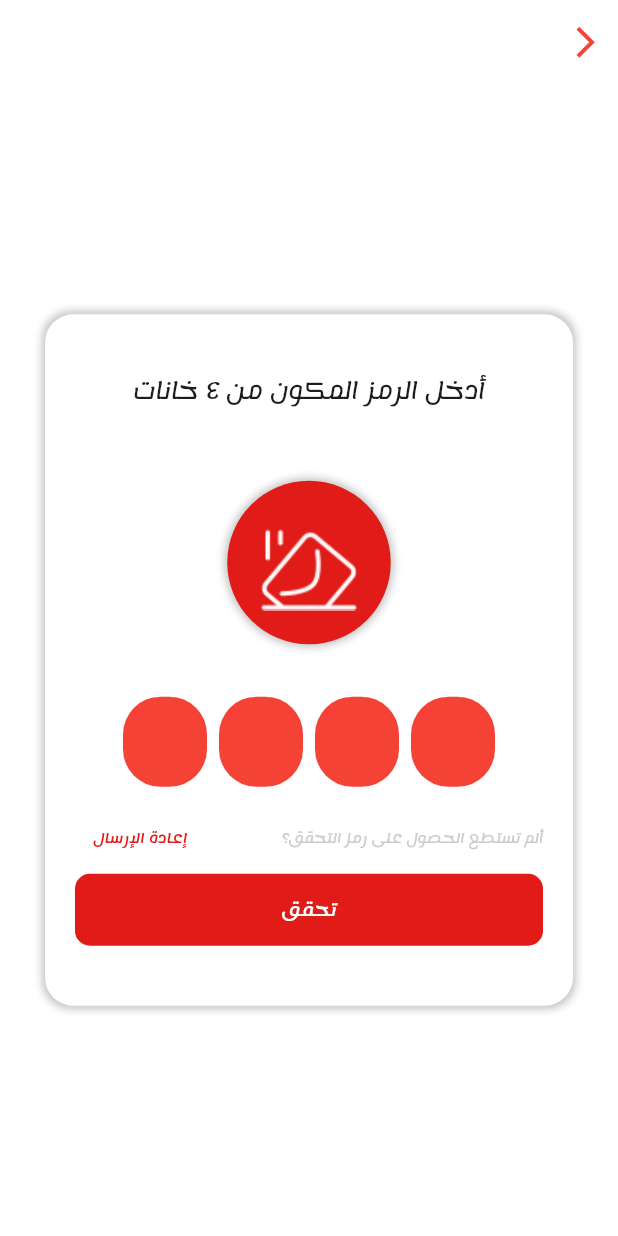
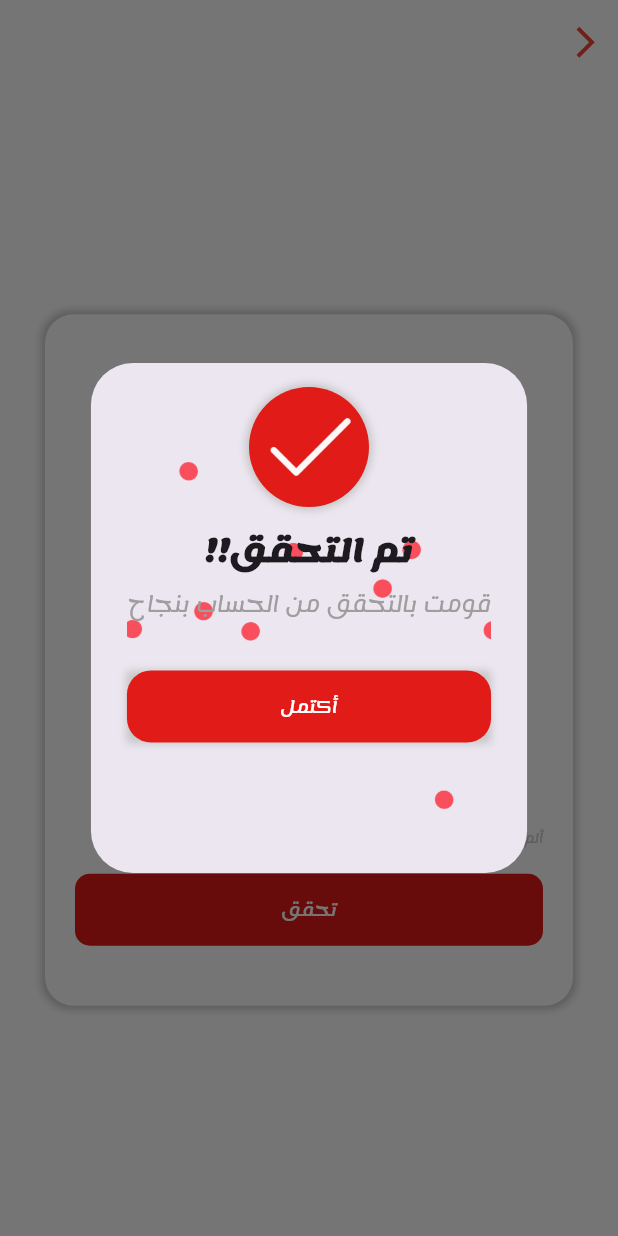
Before and after one commit to alaa2024Mandour/saveAlife_2024, a Flutter app: the EnterCode screen opened directly, after a tap on "تحقق", on a phone screen of 412 x 824 dp. Run offline on Flutter 3.47's test engine with Material 3 defaults, Android fonts, the phone set to English and light mode, and no system bars; drawn by our look-alikes of pinput; our stand-ins replace animated_splash_screen, awesome_dialog, bloc, curved_labeled_navigation_bar, dropdown_button2, flutter_bloc and 3 more.

Commit message:
verification

```diff
--- a/lib/main.dart
+++ b/lib/main.dart
@@ -22,7 +22,7 @@ class MyApp extends StatelessWidget {
     return MultiBlocProvider(
 
       providers: [
-        BlocProvider( create: (BuildContext context) => UserCubit()..getPosition,)
+        BlocProvider( create: (BuildContext context) => UserCubit(),)
       ],
       child: BlocConsumer<UserCubit,UserStatus>(
           listener: (context , state){},
@@ -30,7 +30,7 @@ class MyApp extends StatelessWidget {
             return MaterialApp(
               debugShowCheckedModeBanner: false,
               theme: lightTheme ,
-              home: const NearestBank(),
+              home: const SplashScreen(),
               localizationsDelegates:const[
                 AppLocale.delegate,
                 GlobalMaterialLocalizations.delegate,
--- a/lib/user_layouts/Login_page/forgetPass/verification.dart
+++ b/lib/user_layouts/Login_page/forgetPass/verification.dart
@@ -1,10 +1,8 @@
-import 'package:flutter/cupertino.dart';
 import 'package:flutter/material.dart';
-import 'package:flutter/services.dart';
-import 'package:flutter/widgets.dart';
 import 'package:hexcolor/hexcolor.dart';
 import 'package:pinput/pinput.dart';
 import 'package:save_a_life_2024/shared/style/colors.dart';
+import 'package:save_a_life_2024/user_layouts/Login_page/login%20form.dart';
 import '../../../shared/components/shared_component.dart';
 import 'forget_password.dart';
 
@@ -31,9 +29,9 @@ class EnterCode extends StatelessWidget {
         elevation: 0,
         leading: IconButton(
           onPressed: () {
-            navigateTo(context, ForgetScreen());
+            navigateTo(context, const ForgetScreen());
           },
-          icon: Icon(Icons.arrow_back_ios),
+          icon: const Icon(Icons.arrow_back_ios),
           color: Colors.red,
         ),
       ),
@@ -52,19 +50,19 @@ class EnterCode extends StatelessWidget {
                   ),
                 ]),
             width: double.infinity,
-            padding: EdgeInsets.symmetric(horizontal: 20, vertical: 40),
+            padding: const EdgeInsets.symmetric(horizontal: 20, vertical: 40),
             child: SingleChildScrollView(
               child: Column(
                 crossAxisAlignment: CrossAxisAlignment.center,
                 children: [
-                  Text(
+                  const Text(
                     'أدخل الرمز المكون من ٤ خانات',
                     style: TextStyle(
                       fontSize: 15,
                       fontWeight: FontWeight.w400,
                     ),
                   ),
-                  SizedBox(
+                  const SizedBox(
                     height: 50,
                   ),
                   Stack(
@@ -85,7 +83,7 @@ class EnterCode extends StatelessWidget {
                         width: 109,
                         height: 109,
                       ),
-                      Image(
+                      const Image(
                         image: AssetImage("assets/images/icons/icons8-mailing-64 (1).png"),
                         width: 64,
                         height:64 ,
@@ -93,9 +91,8 @@ class EnterCode extends StatelessWidget {
                       )
                     ],
                   ),
-                  SizedBox(height: 35, ),
-                  Container(
-                    child: Directionality(
+                  const SizedBox(height: 35, ),
+                  Directionality(
                     textDirection: TextDirection.ltr,
                     child: Pinput(
                       length: 4,
@@ -107,8 +104,7 @@ class EnterCode extends StatelessWidget {
                       onCompleted: (pin) => debugPrint(pin),
                     ),
                   ),
-                  ),
-                  SizedBox(
+                  const SizedBox(
                     height: 10,
                   ),
                   Row(
@@ -133,7 +129,88 @@ class EnterCode extends StatelessWidget {
                           )),
                     ],
                   ),
-                  defaultButton(text: 'تحقق', function: () {}),
+                  defaultButton(
+                      text: 'تحقق',
+                      function: () {
+                        showDialog(
+                            context: context,
+                            builder: (context) => AlertDialog(
+                              content: Container(
+                                height: 300,
+                                decoration: const BoxDecoration(
+                                  image: DecorationImage(
+                                    image: AssetImage("assets/images/cerves pages/DOTS APP.png"),
+                                    fit: BoxFit.cover,
+                                  ),
+                                ),
+                                child: Column(
+                                  children: [
+                                    Stack(
+                                      alignment: Alignment.center,
+                                      children: [
+                                        Container(
+                                          decoration: BoxDecoration(
+                                              color:defultColor,
+                                              borderRadius: BorderRadius.circular(100),
+                                              boxShadow:[
+                                                BoxShadow(
+                                                  color: HexColor('#C4C4C4'),
+                                                  blurRadius: 4.0,
+                                                  spreadRadius: 2.0,
+                                                ),
+                                              ]
+                                          ),
+                                          width: 80,
+                                          height: 80,
+                                        ),
+                                        const Image(
+                                          image: AssetImage("assets/images/icons/icons8-correct-120 (2) 1.png"),
+                                          width: 64,
+                                          height:64 ,
+                                          fit: BoxFit.cover,
+                                        )
+                                      ],
+                                    ),
+                                    const SizedBox(
+                                      height: 15,
+                                    ),
+                                    const Text(
+                                      'تم التحقق!!',
+                                      style: TextStyle(
+                                        fontSize:20,
+                                        fontWeight: FontWeight.w900,
+                                      ),
+                                    ),
+                                    const SizedBox(height:10 ,),
+                                    const Text('قومت بالتحقق من الحساب بنجاح',
+                                      style: TextStyle(
+                                        color: Colors.grey,
+                                      ),),
+                                    const SizedBox( height: 35,),
+                                    Container(
+                                      decoration: BoxDecoration(
+                                            boxShadow:[
+                                              BoxShadow(
+                                                color: HexColor('#C4C4C4'),
+                                                blurRadius: 4.0,
+                                                spreadRadius: 0.0,
+                                              ),
+                                            ]
+                                        ),
+                                      child: defaultButton(
+                                        radius: 16,
+                                          text:'أكتمل',
+                                          function: (){
+                                          navegateAndFinish(context, const LoginForm());
+                                          }
+                                      ),
+                                    ),
+
+                                  ],
+                                ),
+                              ),
+                            ));
+                      }),
                 ],
               ),
             ),
--- a/lib/user_layouts/user_cubit/userCubit.dart
+++ b/lib/user_layouts/user_cubit/userCubit.dart
@@ -1,3 +1,4 @@
+import 'package:awesome_dialog/awesome_dialog.dart';
 import 'package:bloc/bloc.dart';
 import 'package:flutter/cupertino.dart';
 import 'package:flutter/material.dart';
@@ -18,11 +19,11 @@ class UserCubit extends Cubit<UserStatus> {
   int currentIndex = 2;
 
   List<Widget> bottomScreen = [
-    NearestBank(),
-    Appointment(),
-    UserHome(),
-    SharingApp(),
-    UserProfile(),
+    const NearestBank(),
+    const Appointment(),
+     UserHome(),
+    const SharingApp(),
+    const UserProfile(),
   ];
 
   void changeNavBottom(int index) {
@@ -78,12 +79,33 @@ class UserCubit extends Cubit<UserStatus> {
 
 //=========== Nearest blood bank =============
 //------------- open location ---------------
-Future getPosition() async {
+Future getPosition(context) async {
     bool services;
+    LocationPermission per;
     services = await Geolocator.isLocationServiceEnabled();
     print(services);
+    if(!services){
+       AwesomeDialog(
+          context: context,
+          title: "Services",
+          body: Text ("Services Not Enable"),
+      ).show();
+    }
+
+    per = await Geolocator.checkPermission();
+
+    if(per == LocationPermission.denied){
+      per = await Geolocator.requestPermission();
+      if(per == LocationPermission.whileInUse || per == LocationPermission.always ){
+        getLatitudeAndLongitude();
+       }
+    }
+    print(per);
     emit(UserLocationStatus());
 }
 
+ Future<Position> getLatitudeAndLongitude() async{
+     return await Geolocator.getCurrentPosition().then((value) => value);
+ }
 
 }
--- a/pubspec.yaml
+++ b/pubspec.yaml
@@ -50,6 +50,7 @@ dependencies:
   flutter_form_builder: ^9.2.1
   intl: ^0.18.1
   geolocator: ^11.0.0
+  awesome_dialog: ^3.2.0
   #  flutter_native_splash: ^2.3.13
 #
 #flutter_native_splash:
```
Also changed, not shown: lib/user_layouts/nearst_blood_bank/nearst_blood_bank.dart (+7 -10 lines), lib/user_layouts/profile_setting/profile.dart (+42 -19 lines), assets/images/cerves pages/DOTS APP.png (added), assets/images/icons/icons8-correct-120 (2) 1.png (added), pubspec.lock, 4 other files. Lines whose indentation alone changed are shown as unchanged.
